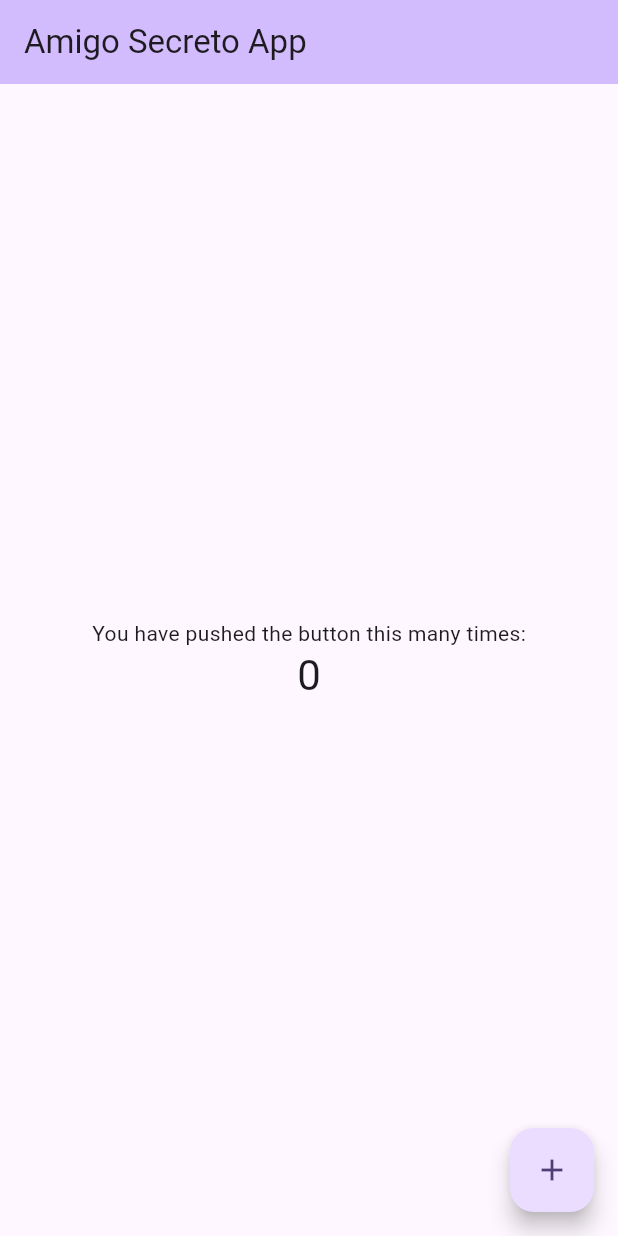
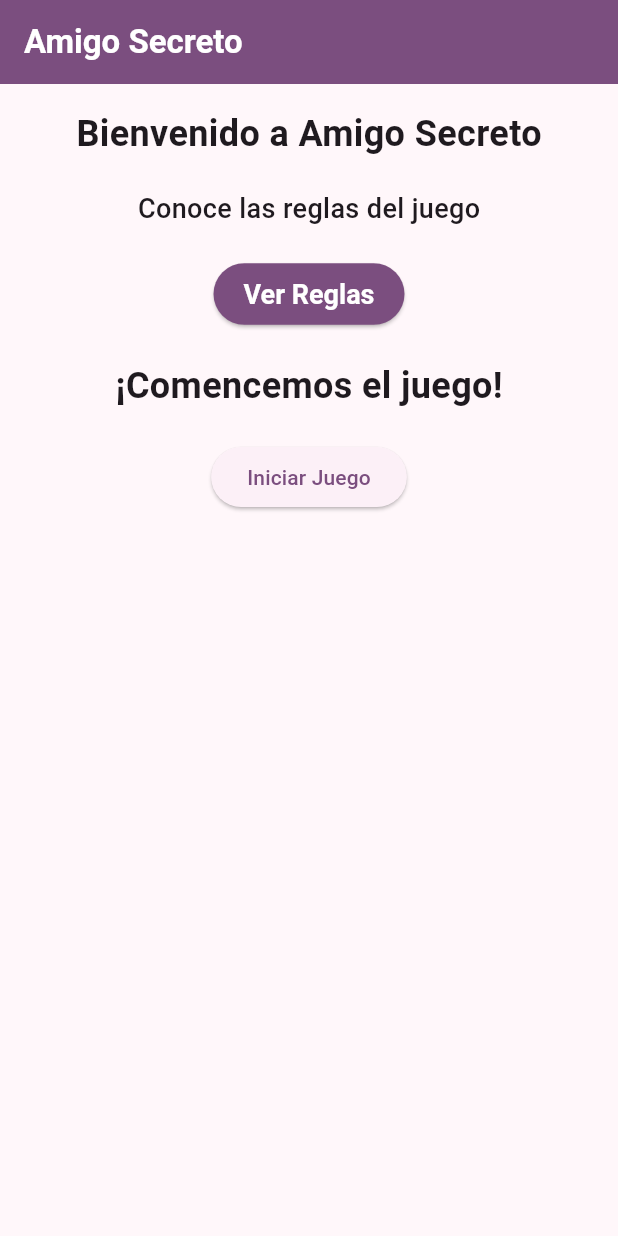
Before and after one commit to jn-jc/amigo_secreto_app, a Flutter app: the screen it shows after launch, on a phone screen of 412 x 824 dp. Run offline on Flutter 3.47's test engine with Material 3 defaults, Android fonts, the phone set to English and light mode, and no system bars.

Commit message:
se agrega pantallas de reglas y agregar jugadores con su respectivo formulario

```diff
--- /dev/null
+++ b/lib/config/theme/app_theme.dart
@@ -0,0 +1,29 @@
+import 'package:flutter/material.dart';
+
+const colorList = <Color>[
+  Colors.purple,
+  Colors.red,
+  Colors.green,
+  Colors.blue,
+  Colors.yellow,
+  Colors.orange,
+  Colors.teal,
+  Colors.pink,
+];
+
+class AppTheme {
+
+  final int selectedColorTheme;
+
+  AppTheme({
+    this.selectedColorTheme = 0,
+  }):assert(
+    selectedColorTheme >= 0 && selectedColorTheme < colorList.length,
+    'selectedColorTheme must be between 0 and ${colorList.length - 1}',
+  );
+
+  ThemeData getTheme() => ThemeData(
+    useMaterial3: true,
+    colorSchemeSeed: colorList[selectedColorTheme],
+  );
+}
--- /dev/null
+++ b/lib/entities/player.dart
@@ -0,0 +1,25 @@
+import 'package:uuid/uuid.dart';
+
+enum Gender {
+  male("Masculino"),
+  female("Femenino"),
+  other("Otro");
+
+  final String label;
+  const Gender(this.label);
+}
+
+class Player {
+  final String id = Uuid().v4();
+  final String name;
+  final int age;
+  final Gender gender;
+  final List<String> gifts;
+
+  Player({
+    required this.name,
+    required this.age,
+    required this.gender,
+    required this.gifts,
+  });
+}
--- a/lib/main.dart
+++ b/lib/main.dart
@@ -1,122 +1,28 @@
+import 'package:amigo_secreto_app/config/theme/app_theme.dart';
+import 'package:amigo_secreto_app/providers/player_provider.dart';
+import 'package:amigo_secreto_app/screens/home_screen.dart';
 import 'package:flutter/material.dart';
+import 'package:provider/provider.dart';
 
 void main() {
-  runApp(const MyApp());
+  runApp(const MainApp());
 }
 
-class MyApp extends StatelessWidget {
-  const MyApp({super.key});
+class MainApp extends StatelessWidget {
+  const MainApp({super.key});
 
   // This widget is the root of your application.
   @override
   Widget build(BuildContext context) {
-    return MaterialApp(
-      title: 'Amigo Secreto App',
-      theme: ThemeData(
-        // This is the theme of your application.
-        //
-        // TRY THIS: Try running your application with "flutter run". You'll see
-        // the application has a purple toolbar. Then, without quitting the app,
-        // try changing the seedColor in the colorScheme below to Colors.green
-        // and then invoke "hot reload" (save your changes or press the "hot
-        // reload" button in a Flutter-supported IDE, or press "r" if you used
-        // the command line to start the app).
-        //
-        // Notice that the counter didn't reset back to zero; the application
-        // state is not lost during the reload. To reset the state, use hot
-        // restart instead.
-        //
-        // This works for code too, not just values: Most code changes can be
-        // tested with just a hot reload.
-        colorScheme: ColorScheme.fromSeed(seedColor: Colors.deepPurple),
+    return MultiProvider(
+      providers: [
+        ChangeNotifierProvider(create: (_) => PlayerProvider(),)
+      ],
+      child: MaterialApp(
+        debugShowCheckedModeBanner: false,
+        theme: AppTheme(selectedColorTheme: 0).getTheme(),
+        home: HomeScreen(),
       ),
-      home: const MyHomePage(title: 'Amigo Secreto App'),
     );
   }
 }
-
-class MyHomePage extends StatefulWidget {
-  const MyHomePage({super.key, required this.title});
-
-  // This widget is the home page of your application. It is stateful, meaning
-  // that it has a State object (defined below) that contains fields that affect
-  // how it looks.
-
-  // This class is the configuration for the state. It holds the values (in this
-  // case the title) provided by the parent (in this case the App widget) and
-  // used by the build method of the State. Fields in a Widget subclass are
-  // always marked "final".
-
-  final String title;
-
-  @override
-  State<MyHomePage> createState() => _MyHomePageState();
-}
-
-class _MyHomePageState extends State<MyHomePage> {
-  int _counter = 0;
-
-  void _incrementCounter() {
-    setState(() {
-      // This call to setState tells the Flutter framework that something has
-      // changed in this State, which causes it to rerun the build method below
-      // so that the display can reflect the updated values. If we changed
-      // _counter without calling setState(), then the build method would not be
-      // called again, and so nothing would appear to happen.
-      _counter++;
-    });
-  }
-
-  @override
-  Widget build(BuildContext context) {
-    // This method is rerun every time setState is called, for instance as done
-    // by the _incrementCounter method above.
-    //
-    // The Flutter framework has been optimized to make rerunning build methods
-    // fast, so that you can just rebuild anything that needs updating rather
-    // than having to individually change instances of widgets.
-    return Scaffold(
-      appBar: AppBar(
-        // TRY THIS: Try changing the color here to a specific color (to
-        // Colors.amber, perhaps?) and trigger a hot reload to see the AppBar
-        // change color while the other colors stay the same.
-        backgroundColor: Theme.of(context).colorScheme.inversePrimary,
-        // Here we take the value from the MyHomePage object that was created by
-        // the App.build method, and use it to set our appbar title.
-        title: Text(widget.title),
-      ),
-      body: Center(
-        // Center is a layout widget. It takes a single child and positions it
-        // in the middle of the parent.
-        child: Column(
-          // Column is also a layout widget. It takes a list of children and
-          // arranges them vertically. By default, it sizes itself to fit its
-          // children horizontally, and tries to be as tall as its parent.
-          //
-          // Column has various properties to control how it sizes itself and
-          // how it positions its children. Here we use mainAxisAlignment to
-          // center the children vertically; the main axis here is the vertical
-          // axis because Columns are vertical (the cross axis would be
-          // horizontal).
-          //
-          // TRY THIS: Invoke "debug painting" (choose the "Toggle Debug Paint"
-          // action in the IDE, or press "p" in the console), to see the
-          // wireframe for each widget.
-          mainAxisAlignment: MainAxisAlignment.center,
-          children: <Widget>[
-            const Text('You have pushed the button this many times:'),
-            Text(
-              '$_counter',
-              style: Theme.of(context).textTheme.headlineMedium,
-            ),
-          ],
-        ),
-      ),
-      floatingActionButton: FloatingActionButton(
-        onPressed: _incrementCounter,
-        tooltip: 'Increment',
-        child: const Icon(Icons.add),
-      ), // This trailing comma makes auto-formatting nicer for build methods.
-    );
-  }
-}
--- /dev/null
+++ b/lib/screens/home_screen.dart
@@ -0,0 +1,76 @@
+import 'package:amigo_secreto_app/screens/game_screen.dart';
+import 'package:amigo_secreto_app/screens/rules_screen.dart';
+import 'package:flutter/cupertino.dart';
+import 'package:flutter/material.dart';
+
+class HomeScreen extends StatelessWidget {
+  const HomeScreen({super.key});
+
+  @override
+  Widget build(BuildContext context) {
+    return Scaffold(
+      appBar: AppBar(
+        title: const Text(
+          'Amigo Secreto',
+          style: TextStyle(color: Colors.white, fontWeight: FontWeight.bold),
+        ),
+        backgroundColor: Theme.of(context).colorScheme.primary,
+      ),
+      body: Padding(
+        padding: const EdgeInsets.all(16.0),
+        child: Column(
+          children: [
+            Center(
+              child: const Text(
+                'Bienvenido a Amigo Secreto',
+                style: TextStyle(fontSize: 24, fontWeight: FontWeight.bold),
+              ),
+            ),
+            const SizedBox(height: 20),
+            const Text(
+              'Conoce las reglas del juego',
+              style: TextStyle(fontSize: 18, fontWeight: FontWeight.w500),
+            ),
+            const SizedBox(height: 20),
+            ElevatedButton(
+              onPressed: () {
+                Navigator.push(
+                  context,
+                  CupertinoPageRoute(builder: (context) => const RulesScreen()),
+                );
+              },
+              style: ElevatedButton.styleFrom(
+                backgroundColor: Theme.of(context).colorScheme.primary,
+                foregroundColor: Colors.white,
+                padding: const EdgeInsets.symmetric(
+                  horizontal: 20,
+                  vertical: 10,
+                ),
+                textStyle: const TextStyle(
+                  fontSize: 18,
+                  fontWeight: FontWeight.bold,
+                ),
+              ),
+              child: const Text('Ver Reglas'),
+            ),
+            const SizedBox(height: 20),
+            const Text(
+              '¡Comencemos el juego!',
+              style: TextStyle(fontSize: 24, fontWeight: FontWeight.bold),
+            ),
+            const SizedBox(height: 20),
+            ElevatedButton(
+              onPressed: () {
+                Navigator.push(
+                  context,
+                  CupertinoPageRoute(builder: (context) => const GameScreen()),
+                );
+              },
+              child: const Text('Iniciar Juego'),
+            ),
+          ],
+        ),
+      ),
+    );
+  }
+}
```
Also changed, not shown: lib/providers/player_provider.dart (added, +41 -0 lines), lib/screens/game_screen.dart (added, +98 -0 lines), lib/screens/rules_screen.dart (added, +55 -0 lines), lib/shared/widgets/custom_textfield.dart (added, +52 -0 lines), lib/shared/widgets/pairs_container.dart (added, +54 -0 lines), lib/shared/widgets/player_container.dart (added, +23 -0 lines), lib/shared/widgets/player_form.dart (added, +153 -0 lines), pubspec.yaml (+4 -16 lines), pubspec.lock, 1 other file.
